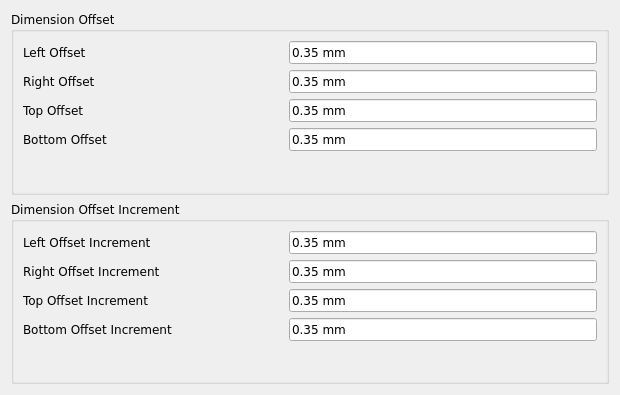
This is ReinforcementDrawing/ReinforcementDrawingDimensioning_Dimensions3.ui in amrit3701/FreeCAD-Reinforcement as Qt 5 draws it before an edit. The edited form follows.
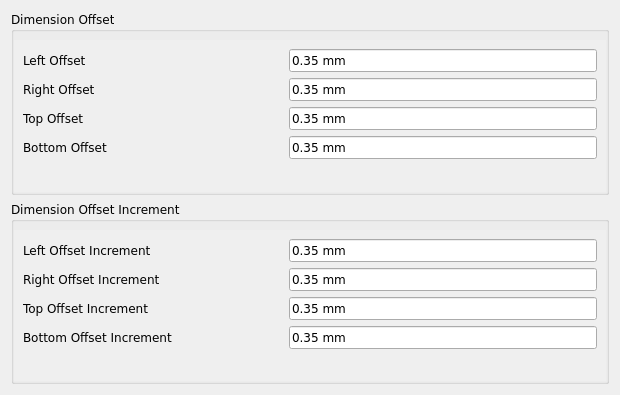
This is the edited form. Custom widgets are drawn as their Qt base class.

```diff
--- a/ReinforcementDrawing/ReinforcementDrawingDimensioning_Dimensions3.ui
+++ b/ReinforcementDrawing/ReinforcementDrawingDimensioning_Dimensions3.ui
@@ -32,7 +32,7 @@
        <number>0</number>
       </property>
       <property name="topMargin">
-       <number>0</number>
+       <number>8</number>
       </property>
       <property name="rightMargin">
        <number>0</number>
@@ -247,7 +247,7 @@
        <number>0</number>
       </property>
       <property name="topMargin">
-       <number>0</number>
+       <number>8</number>
       </property>
       <property name="rightMargin">
        <number>0</number>
```
